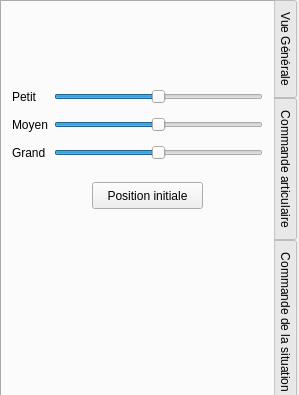
This is src/mainWidgetform.ui in miludmann/ensiie-irb4440 as Qt 5 draws it before an edit; both pictures show x 0 to 299 and y 0 to 395 of the 299 by 650 pixel window. The edited form follows.
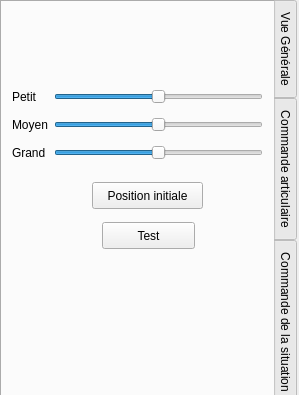
This is the edited form. The open tabs and pages were chosen to show the change.

Patch:
```diff
--- a/src/mainWidgetform.ui
+++ b/src/mainWidgetform.ui
@@ -1401,6 +1401,19 @@
      <string>Position initiale</string>
     </property>
    </widget>
+   <widget class="QPushButton" name="hanoi_button">
+    <property name="geometry">
+     <rect>
+      <x>100</x>
+      <y>220</y>
+      <width>93</width>
+      <height>27</height>
+     </rect>
+    </property>
+    <property name="text">
+     <string>Test</string>
+    </property>
+   </widget>
   </widget>
   <widget class="QWidget" name="tab_5">
    <attribute name="title">
```
Left out of the diff: 2 changed lines with no effect on the pictures.
